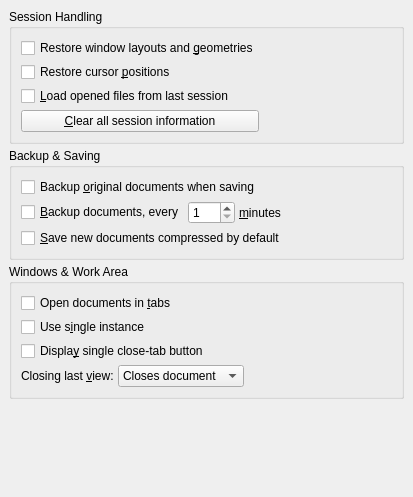
Old version of the form src/frontends/qt4/ui/PrefDocHandlingUi.ui in the repository cburschka/lyx.
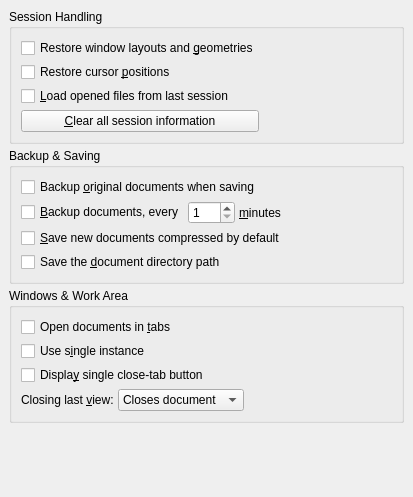
New version of the form.

Commit message:
Save the document directory path only if explicitly allowed.
A new preference is introduced for allowing the record of the document
directory path in the saved file. Without explicit consent, it is not saved.
If the origin tag contains an invalid/wrong path or garbage, LyX behaves
exactly as before, i.e., included files are simply not found.

```diff
--- a/src/frontends/qt4/ui/PrefDocHandlingUi.ui
+++ b/src/frontends/qt4/ui/PrefDocHandlingUi.ui
@@ -149,6 +149,16 @@
         </property>
        </widget>
       </item>
+      <item row="3" column="0">
+       <widget class="QCheckBox" name="saveOriginCB">
+        <property name="toolTip">
+         <string>If this is checked, the document directory path will be saved in the document.&#x0a;This allows moving the document elsewhere and still finding the included files.</string>
+        </property>
+        <property name="text">
+         <string>Save the &amp;document directory path</string>
+        </property>
+       </widget>
+      </item>
      </layout>
     </widget>
    </item>
```
Left out of the diff: 1 changed line with no effect on the pictures. The commit also changes 4 other files.
